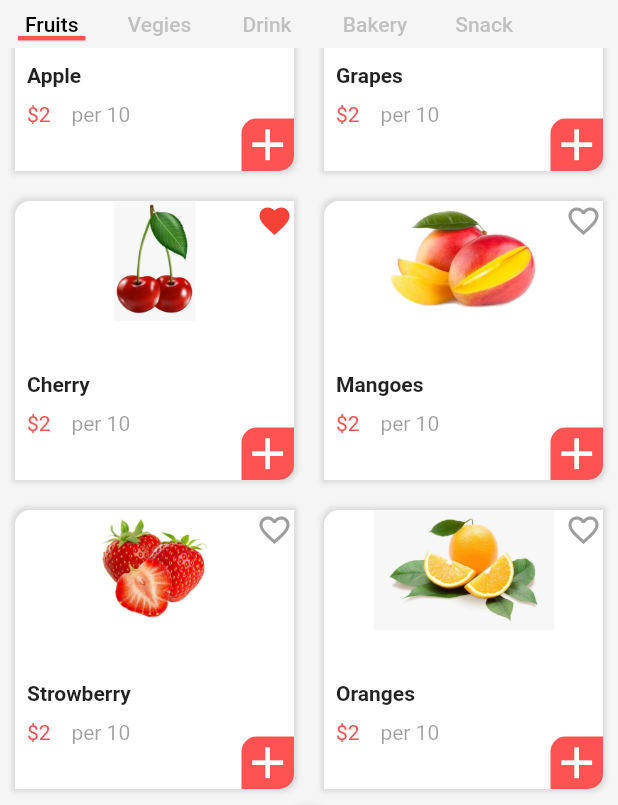
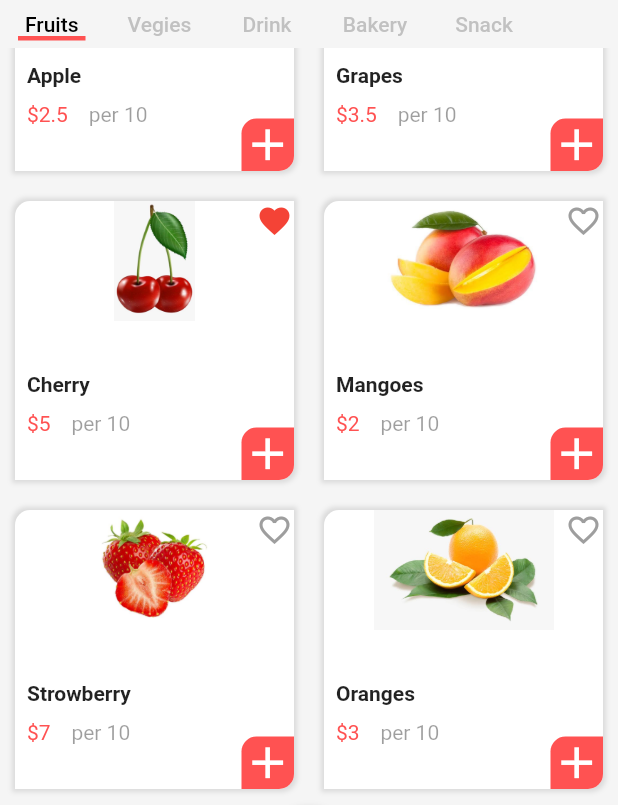
Before and after one commit to Manu-AdapptLimited/basket, a Flutter app: the screen it shows after launch, scrolled down 114 dp, on a phone screen of 412 x 824 dp. Shown: the part 312-1117 px from the top of the screen. Run offline on Flutter 3.47's test engine with Material 2 defaults, Android fonts, the phone set to English and light mode, and no system bars; Roboto replaces fonts that are missing (Montserrat).

Commit message:
price change

```diff
--- a/lib/ItemCollection.dart
+++ b/lib/ItemCollection.dart
@@ -10,19 +10,19 @@ class _ItemCollectionState extends State<ItemCollection> {
     {
       "image": "assets/images/6.jpeg",
       "fruitName": "Apple",
-      "price": "2",
+      "price": "2.5",
       "isFav": true
     },
     {
       "image": "assets/images/7.jpeg",
       "fruitName": "Grapes",
-      "price": "2",
+      "price": "3.5",
       "isFav": false
     },
     {
       "image": "assets/images/8.jpeg",
       "fruitName": "Cherry",
-      "price": "2",
+      "price": "5",
       "isFav": true
     },
     {
@@ -34,13 +34,13 @@ class _ItemCollectionState extends State<ItemCollection> {
     {
       "image": "assets/images/10.jpeg",
       "fruitName": "Strowberry",
-      "price": "2",
+      "price": "7",
       "isFav": false
     },
     {
       "image": "assets/images/11.jpeg",
       "fruitName": "Oranges",
-      "price": "2",
+      "price": "3",
       "isFav": false
     },
   ];
```
